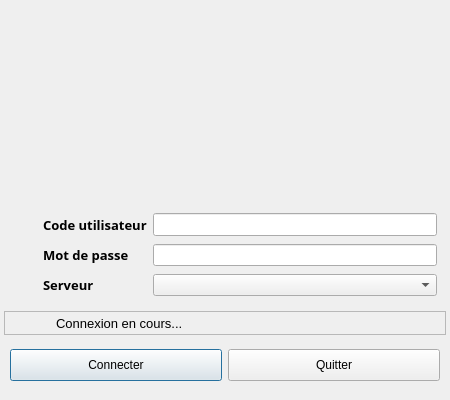
Above: client/src/LoginDialog.ui from introlab/openteraplus before the change. Below: the same form after it.
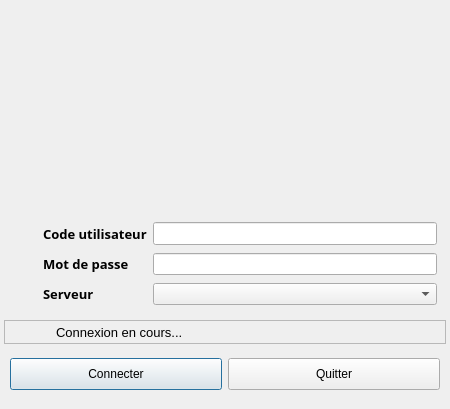
That is the form after the change. Icons and pictures are not drawn.

```diff
--- a/client/src/LoginDialog.ui
+++ b/client/src/LoginDialog.ui
@@ -10,7 +10,7 @@
     <x>0</x>
     <y>0</y>
     <width>450</width>
-    <height>400</height>
+    <height>409</height>
    </rect>
   </property>
   <property name="sizePolicy">
@@ -87,7 +87,7 @@
      </property>
      <layout class="QVBoxLayout" name="verticalLayout_2">
       <property name="spacing">
-       <number>0</number>
+       <number>6</number>
       </property>
       <item alignment="Qt::AlignHCenter">
        <widget class="QLabel" name="lblLogo">
```
